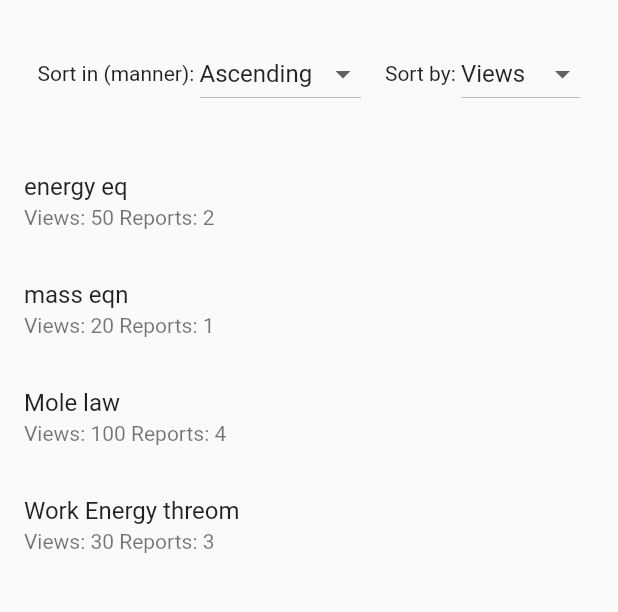
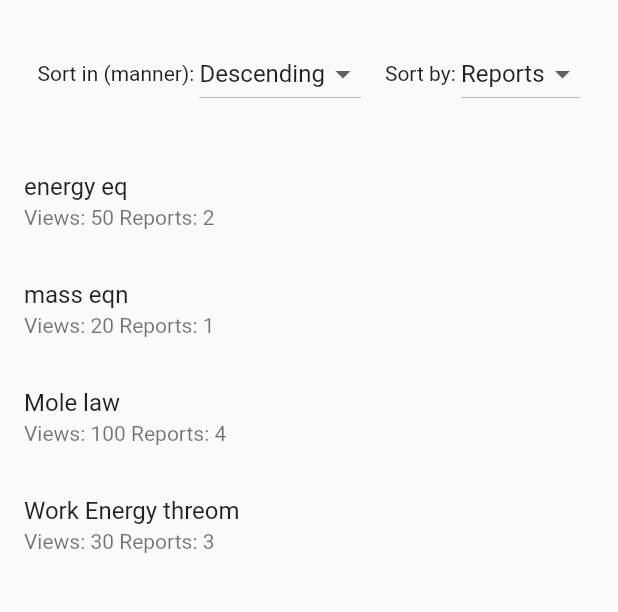
Before and after one commit to shahjugal/FormulaAppCapstone, a Flutter app: the SettingsUI screen opened directly, on a phone screen of 412 x 824 dp, the part 84-696 px from its top. Run offline on Flutter 3.47's test engine with Material 2 defaults, Android fonts, the phone set to English and light mode, and no system bars; our stand-ins replace cloud_firestore, connectivity, firebase_core, firebase_storage, hive_flutter, image_picker and 1 more; accounts and stored records are empty; network calls fail.

Commit message:
add view counter. [Firebase contribution]
Second Backend Contribution after SQL Part which previously was replaced by firebase.

```diff
--- a/Capstone/formula_app/lib/Settings.dart
+++ b/Capstone/formula_app/lib/Settings.dart
@@ -8,8 +8,8 @@ class SettingsUI extends StatefulWidget {
 }
 
 class _SettingsUIState extends State<SettingsUI> {
-  bool _sortAscending = true;
-  int _sortColumnIndex = 1;
+  bool _sortAscending = false;
+  int _sortColumnIndex = 2;
 
   final List<Map<String, dynamic>> _data = [    {      'name': 'energy eq',      'views': 50,      'reports': 2,    },    {      'name': 'mass eqn',      'views': 20,      'reports': 1,    },    {      'name': 'Mole law',      'views': 100,      'reports': 4,    },    {      'name': 'Work Energy threom',      'views': 30,      'reports': 3,    },  ];
 
@@ -33,6 +33,7 @@ class _SettingsUIState extends State<SettingsUI> {
                 const Text('Sort in (manner): '),
                  DropdownButton<bool>(
                   value: _sortAscending,
+
                   onChanged: (value) {
                     // Joileje tari rite. firebase me je query apvani hoy e.
                     // Downloading all formula and sorting on local device is not feasible.
@@ -40,7 +41,7 @@ class _SettingsUIState extends State<SettingsUI> {
                       _sortAscending = value!;
                     });
                   },
-                   items: const [
+                   items:  [
                      DropdownMenuItem<bool>(
                       value: true,
                       child:  Text('Ascending'),
@@ -51,7 +52,7 @@ class _SettingsUIState extends State<SettingsUI> {
                     ),
                   ],
                 ),
-                Spacer(),
+                const Spacer(),
                 const Text('Sort by: '),
                  DropdownButton<int>(
                   value: _sortColumnIndex,
@@ -62,7 +63,7 @@ class _SettingsUIState extends State<SettingsUI> {
                       _sortColumnIndex = value!;
                     });
                   },
-                   items: const [
+                   items:  [
                      DropdownMenuItem<int>(
                       value: 1,
                       child:  Text('Views'),
--- a/Capstone/formula_app/lib/addFormulaDetails.dart
+++ b/Capstone/formula_app/lib/addFormulaDetails.dart
@@ -345,6 +345,7 @@ class _AddFormulaDetailsState extends State<AddFormulaDetails> {
                         'physical': physicalSignificance.text,
                         'formulaurl': formulaImageUrl,
                         'parameterurl': parametersImageUrl,
+                        'views':1,
                         // 'formula': formulaController.text,
                       });
 
--- a/Capstone/formula_app/lib/update_formula_details.dart
+++ b/Capstone/formula_app/lib/update_formula_details.dart
@@ -344,6 +344,7 @@ class _UpdateFormulaDetailsState extends State<UpdateFormulaDetails> {
                         'physical': physicalSignificance.text,
                         'formulaurl': formulaImageUrl,
                         'parameterurl': parametersImageUrl,
+                        'views':1,
                         // 'formula': formulaController.text,
                       });
 
```
Also changed, not shown: Capstone/formula_app/lib/FormulaListUI.dart (+19 -1 lines), Capstone/formula_app/lib/formuladetailsscreen.dart (+5 -2 lines).
